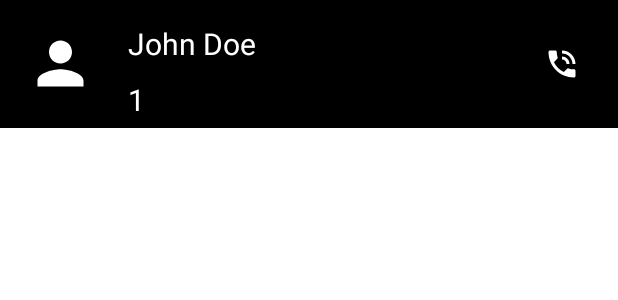
After one commit to ShahabBngsh/ApiBasedChattingApp, an Android app: the layout call_row.xml on its own in the app's theme, with its tools: preview values and no code run, on a phone screen of 412 x 824 dp. The commit adds this screen. Shown: the top 300 px of the screen. Run offline under Robolectric (Android 15) with nearby library versions, the phone set to English and light mode, and no system bars.

Commit message:
chat names fix

```diff
--- a/app/src/main/java/com/shahab/i180731_i180650/CallRVAdapter.java
+++ b/app/src/main/java/com/shahab/i180731_i180650/CallRVAdapter.java
@@ -49,8 +49,8 @@ public class CallRVAdapter extends RecyclerView.Adapter<CallRVAdapter.chatViewHo
         TextView message, time;
         public chatViewHolder(@NonNull View itemView) {
             super(itemView);
-            message =itemView.findViewById(R.id.call_name);
-            time =itemView.findViewById(R.id.call_status);
+            message =itemView.findViewById(R.id.chat_name);
+            time =itemView.findViewById(R.id.chat_message);
         }
     }
 }
--- a/app/src/main/java/com/shahab/i180731_i180650/ChatRVAdapter.java
+++ b/app/src/main/java/com/shahab/i180731_i180650/ChatRVAdapter.java
@@ -49,8 +49,8 @@ public class ChatRVAdapter extends RecyclerView.Adapter<ChatRVAdapter.chatViewHo
         TextView message, time;
         public chatViewHolder(@NonNull View itemView) {
             super(itemView);
-            message =itemView.findViewById(R.id.call_name);
-            time =itemView.findViewById(R.id.call_status);
+            message =itemView.findViewById(R.id.chat_name);
+            time =itemView.findViewById(R.id.chat_message);
         }
     }
 }
--- /dev/null
+++ b/app/src/main/res/layout/call_row.xml
@@ -0,0 +1,62 @@
+<?xml version="1.0" encoding="utf-8"?>
+<RelativeLayout
+    xmlns:android="http://schemas.android.com/apk/res/android"
+    android:layout_width="match_parent"
+    android:layout_height="wrap_content"
+    android:background="@color/black"
+    android:orientation="vertical"
+    android:weightSum="10">
+
+    <RelativeLayout
+        android:layout_width="match_parent"
+        android:layout_height="wrap_content"
+        android:orientation="vertical"
+        android:backgroundTint="#5C5B5B"
+        android:padding="5dp">
+
+        <ImageView
+            android:id="@+id/call_portrait"
+            android:layout_width="50dp"
+            android:layout_height="50dp"
+            android:layout_margin="10dp"
+            android:layout_centerVertical="true"
+            android:src="@drawable/ic_baseline_person_white"
+            />
+
+        <TextView
+            android:id="@+id/call_name"
+            android:layout_width="wrap_content"
+            android:layout_height="wrap_content"
+            android:layout_margin="10dp"
+            android:layout_toRightOf="@+id/call_portrait"
+            android:textSize="20dp"
+            android:textColor="@color/white"
+            android:textColorHint="@color/white"
+            android:hint="John Doe"/>
+
+        <TextView
+            android:id="@+id/contact_pid"
+            android:layout_width="wrap_content"
+            android:layout_height="wrap_content"
+            android:layout_below="@+id/call_name"
+            android:layout_alignLeft="@+id/call_name"
+            android:textColorHint="@color/white"
+            android:textColor="@color/white"
+            android:textSize="20dp"
+            android:hint="1"
+            />
+
+        <ImageView
+            android:layout_width="wrap_content"
+            android:layout_height="wrap_content"
+            android:layout_centerVertical="true"
+            android:layout_alignParentRight="true"
+            android:layout_marginRight="20dp"
+            android:background="@drawable/ic_baseline_phone_in_talk_24"
+            android:backgroundTint="@color/white"/>
+
+
+    </RelativeLayout>
+
+
+</RelativeLayout>
```
Also changed, not shown: app/src/main/res/drawable/ic_baseline_call_made_24.xml (added, +11 -0 lines), app/src/main/res/drawable/ic_baseline_call_received_24.xml (added, +11 -0 lines), app/src/main/res/layout/chat_row.xml (+4 -4 lines), app/src/main/res/layout/home_row.xml (+4 -4 lines).
